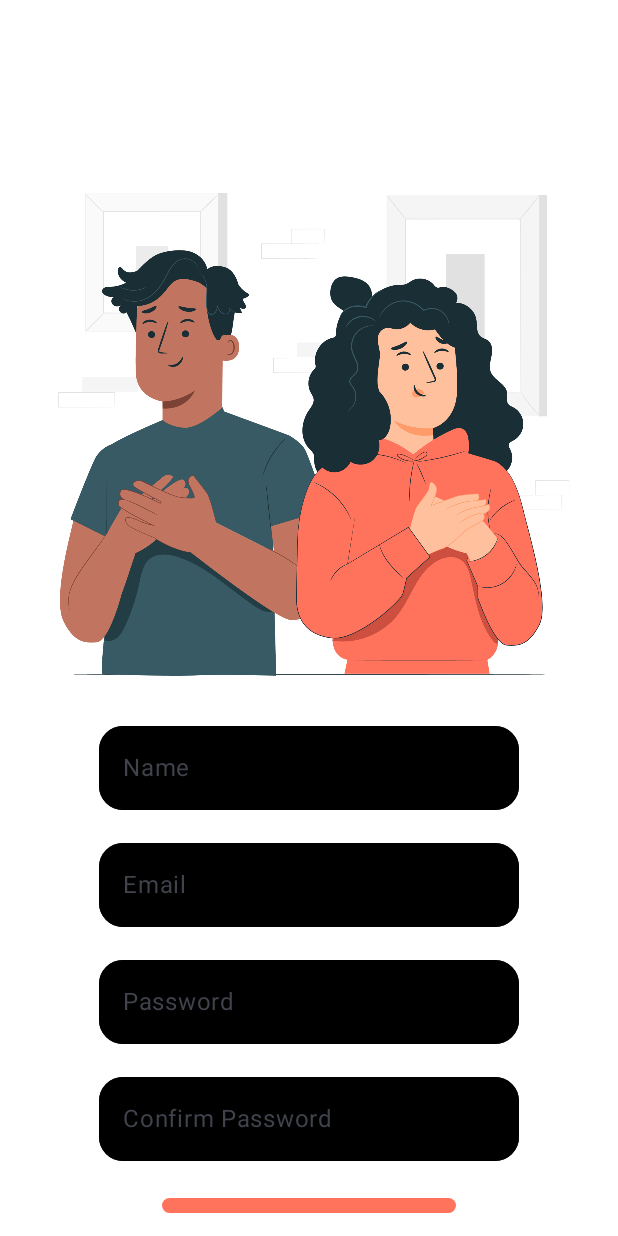
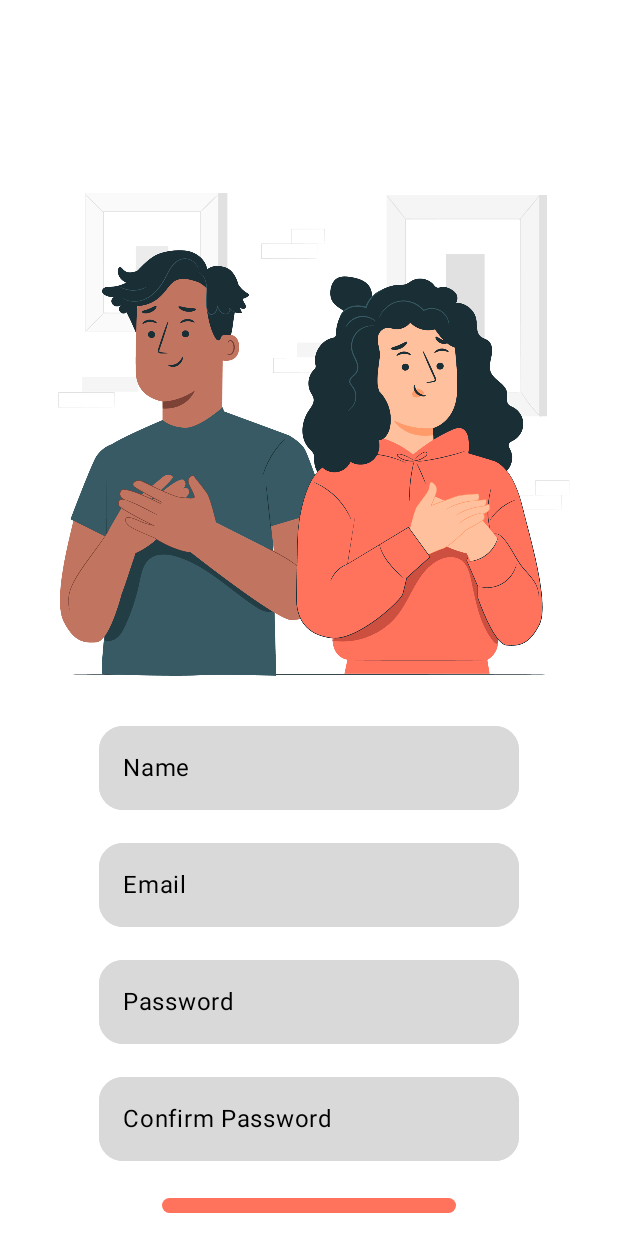
Before and after one commit to Saurabh-Maiti/Whispr, an Android app built with Jetpack Compose: the screen it shows after launch (MainActivity), after a tap on an icon or button, on a phone screen of 412 x 824 dp. Run offline under Robolectric (Android 15) with nearby library versions, the phone set to English and light mode, and no system bars; our stand-ins replace Firebase (no records; nobody signed in at launch, a user with empty details on screens opened directly), livedata-compose.

Commit message:
Another Commit

```diff
--- a/app/src/main/java/com/example/whispr/screens/login_screen.kt
+++ b/app/src/main/java/com/example/whispr/screens/login_screen.kt
@@ -83,7 +83,7 @@ fun login_screen(navController: NavController,authViewModel: AuthViewModel) {
         OutlinedTextField(value = email,
             onValueChange = { email = it },
             shape = RoundedCornerShape(16.dp),
-            label = { Text("Email") },
+            label = { Text("Email", color = Color.Black) },
             textStyle = TextStyle(
                 color = Color.Black,
                 fontSize = 16.sp,
@@ -91,10 +91,10 @@ fun login_screen(navController: NavController,authViewModel: AuthViewModel) {
             ),
             singleLine = true,
             colors = OutlinedTextFieldDefaults.colors(
-                focusedContainerColor = Color.Black,
-                unfocusedContainerColor = Color.Black,
-                focusedBorderColor = Color.Black,
-                unfocusedBorderColor = Color.Black,
+                focusedContainerColor = Color(0xFFD9D9D9),
+                unfocusedContainerColor = Color(0xFFD9D9D9),
+                focusedBorderColor = Color(0xFFD9D9D9),
+                unfocusedBorderColor = Color(0xFFD9D9D9),
                 focusedTextColor = Color.Black,
                 unfocusedTextColor = Color.Black
             )
@@ -103,7 +103,7 @@ fun login_screen(navController: NavController,authViewModel: AuthViewModel) {
         OutlinedTextField(value = password,
             onValueChange = { password = it },
             shape = RoundedCornerShape(16.dp),
-            label = { Text("Password") },
+            label = { Text("Password", color = Color.Black) },
             textStyle = TextStyle(
                 color = Color.Black,
                 fontSize = 16.sp,
@@ -111,10 +111,10 @@ fun login_screen(navController: NavController,authViewModel: AuthViewModel) {
             ),
             singleLine = true,
             colors = OutlinedTextFieldDefaults.colors(
-                focusedContainerColor = Color.Black,
-                unfocusedContainerColor = Color.Black,
-                focusedBorderColor = Color.Black,
-                unfocusedBorderColor = Color.Black,
+                focusedContainerColor = Color(0xFFD9D9D9),
+                unfocusedContainerColor = Color(0xFFD9D9D9),
+                focusedBorderColor = Color(0xFFD9D9D9),
+                unfocusedBorderColor = Color(0xFFD9D9D9),
                 focusedTextColor = Color.Black,
                 unfocusedTextColor = Color.Black
             )
--- a/app/src/main/java/com/example/whispr/screens/signup_screen.kt
+++ b/app/src/main/java/com/example/whispr/screens/signup_screen.kt
@@ -82,7 +82,7 @@ fun signup_screen(navController: NavController,authViewModel: AuthViewModel)
         OutlinedTextField(value = name,
             onValueChange = { name = it },
             shape = RoundedCornerShape(16.dp),
-            label = { Text("Name") },
+            label = { Text("Name",color = Color.Black) },
             textStyle = TextStyle(
                 color = Color.Black,
                 fontSize = 16.sp,
@@ -90,10 +90,10 @@ fun signup_screen(navController: NavController,authViewModel: AuthViewModel)
             ),
             singleLine = true,
             colors = OutlinedTextFieldDefaults.colors(
-                focusedContainerColor = Color.Black,
-                unfocusedContainerColor = Color.Black,
-                focusedBorderColor = Color.Black,
-                unfocusedBorderColor = Color.Black,
+                focusedContainerColor = Color(0xFFD9D9D9),
+                unfocusedContainerColor = Color(0xFFD9D9D9),
+                focusedBorderColor = Color(0xFFD9D9D9),
+                unfocusedBorderColor = Color(0xFFD9D9D9),
                 focusedTextColor = Color.Black,
                 unfocusedTextColor = Color.Black
             ))
@@ -101,7 +101,7 @@ fun signup_screen(navController: NavController,authViewModel: AuthViewModel)
         OutlinedTextField(value = email,
             onValueChange = { email = it },
             shape = RoundedCornerShape(16.dp),
-            label = { Text("Email") },
+            label = { Text("Email",color = Color.Black) },
             textStyle = TextStyle(
                 color = Color.Black,
                 fontSize = 16.sp,
@@ -109,10 +109,10 @@ fun signup_screen(navController: NavController,authViewModel: AuthViewModel)
             ),
             singleLine = true,
             colors = OutlinedTextFieldDefaults.colors(
-                focusedContainerColor = Color.Black,
-                unfocusedContainerColor = Color.Black,
-                focusedBorderColor = Color.Black,
-                unfocusedBorderColor = Color.Black,
+                focusedContainerColor = Color(0xFFD9D9D9),
+                unfocusedContainerColor = Color(0xFFD9D9D9),
+                focusedBorderColor = Color(0xFFD9D9D9),
+                unfocusedBorderColor = Color(0xFFD9D9D9),
                 focusedTextColor = Color.Black,
                 unfocusedTextColor = Color.Black
             ))
@@ -120,7 +120,7 @@ fun signup_screen(navController: NavController,authViewModel: AuthViewModel)
         OutlinedTextField(value = password,
             onValueChange = { password = it },
             shape = RoundedCornerShape(16.dp),
-            label = { Text("Password") },
+            label = { Text("Password",color = Color.Black) },
             textStyle = TextStyle(
                 color = Color.Black,
                 fontSize = 16.sp,
@@ -128,10 +128,10 @@ fun signup_screen(navController: NavController,authViewModel: AuthViewModel)
             ),
             singleLine = true,
             colors = OutlinedTextFieldDefaults.colors(
-                focusedContainerColor = Color.Black,
-                unfocusedContainerColor = Color.Black,
-                focusedBorderColor = Color.Black,
-                unfocusedBorderColor = Color.Black,
+                focusedContainerColor = Color(0xFFD9D9D9),
+                unfocusedContainerColor = Color(0xFFD9D9D9),
+                focusedBorderColor = Color(0xFFD9D9D9),
+                unfocusedBorderColor = Color(0xFFD9D9D9),
                 focusedTextColor = Color.Black,
                 unfocusedTextColor = Color.Black
             ))
@@ -139,7 +139,7 @@ fun signup_screen(navController: NavController,authViewModel: AuthViewModel)
         OutlinedTextField(value = confirm_password,
             onValueChange = { confirm_password=it },
             shape = RoundedCornerShape(16.dp),
-            label = { Text("Confirm Password") },
+            label = { Text("Confirm Password",color = Color.Black) },
             textStyle = TextStyle(
                 color = Color.Black,
                 fontSize = 16.sp,
@@ -147,10 +147,10 @@ fun signup_screen(navController: NavController,authViewModel: AuthViewModel)
             ),
             singleLine = true,
             colors = OutlinedTextFieldDefaults.colors(
-                focusedContainerColor = Color.Black,
-                unfocusedContainerColor = Color.Black,
-                focusedBorderColor = Color.Black,
-                unfocusedBorderColor = Color.Black,
+                focusedContainerColor = Color(0xFFD9D9D9),
+                unfocusedContainerColor = Color(0xFFD9D9D9),
+                focusedBorderColor = Color(0xFFD9D9D9),
+                unfocusedBorderColor = Color(0xFFD9D9D9),
                 focusedTextColor = Color.Black,
                 unfocusedTextColor = Color.Black
             ))
```
